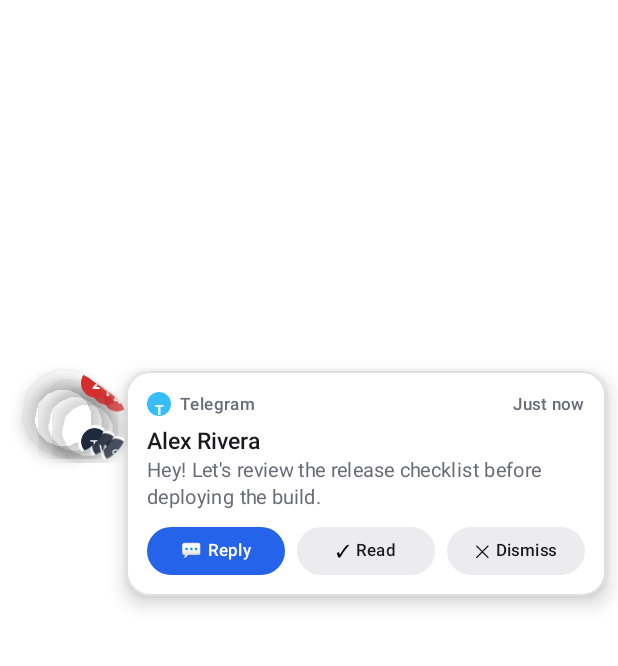
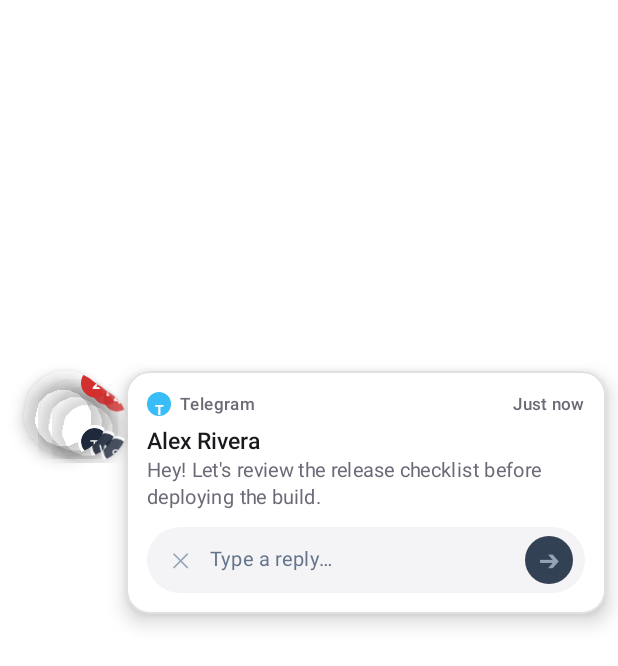
Before and after one commit to ahmadfaraznazar/notification-bubble-app, an Android app built with Jetpack Compose: the composable BubbleOverlayContent shown on its own in the app's theme, after a tap on an icon or button, on a phone screen of 412 x 824 dp. Shown: the top 666 px of the screen. Run offline under Robolectric (Android 15) with nearby library versions, the phone set to English and light mode, and no system bars; 8 statements that could not run were skipped; 1 other tap on this screen came first.

Commit message:
Feature: add inline quick reply molecule and remote input action dispatcher

```diff
--- /dev/null
+++ b/app/src/main/java/com/bubble/ui/molecules/QuickReplyInput.kt
@@ -0,0 +1,139 @@
+package com.bubble.ui.molecules
+
+import androidx.compose.foundation.background
+import androidx.compose.foundation.clickable
+import androidx.compose.foundation.layout.Arrangement
+import androidx.compose.foundation.layout.Box
+import androidx.compose.foundation.layout.Row
+import androidx.compose.foundation.layout.Spacer
+import androidx.compose.foundation.layout.fillMaxWidth
+import androidx.compose.foundation.layout.height
+import androidx.compose.foundation.layout.padding
+import androidx.compose.foundation.layout.size
+import androidx.compose.foundation.layout.width
+import androidx.compose.foundation.shape.CircleShape
+import androidx.compose.foundation.shape.RoundedCornerShape
+import androidx.compose.foundation.text.BasicTextField
+import androidx.compose.foundation.text.KeyboardActions
+import androidx.compose.foundation.text.KeyboardOptions
+import androidx.compose.material3.Surface
+import androidx.compose.material3.Text
+import androidx.compose.runtime.Composable
+import androidx.compose.runtime.getValue
+import androidx.compose.runtime.mutableStateOf
+import androidx.compose.runtime.remember
+import androidx.compose.runtime.setValue
+import androidx.compose.ui.Alignment
+import androidx.compose.ui.Modifier
+import androidx.compose.ui.draw.clip
+import androidx.compose.ui.graphics.Color
+import androidx.compose.ui.graphics.SolidColor
+import androidx.compose.ui.semantics.contentDescription
+import androidx.compose.ui.semantics.semantics
+import androidx.compose.ui.text.TextStyle
+import androidx.compose.ui.text.font.FontWeight
+import androidx.compose.ui.text.input.ImeAction
+import androidx.compose.ui.unit.dp
+import androidx.compose.ui.unit.sp
+import com.bubble.ui.theme.BubbleTheme
+
+/**
+ * Interactive Molecule providing an inline text input field with direct Send dispatch.
+ */
+@Composable
+fun QuickReplyInput(
+    onSendReply: (String) -> Unit,
+    onCancel: () -> Unit,
+    modifier: Modifier = Modifier
+) {
+    var text by remember { mutableStateOf("") }
+    val isSendEnabled = text.isNotBlank()
+
+    Surface(
+        shape = RoundedCornerShape(24.dp),
+        color = BubbleTheme.colors.surfaceOverlayVariant,
+        modifier = modifier
+            .fillMaxWidth()
+            .height(44.dp)
+    ) {
+        Row(
+            modifier = Modifier
+                .fillMaxWidth()
+                .padding(horizontal = 8.dp),
+            verticalAlignment = Alignment.CenterVertically
+        ) {
+            // Cancel button
+            Box(
+                modifier = Modifier
+                    .size(28.dp)
+                    .clip(CircleShape)
+                    .clickable(onClick = onCancel)
+                    .semantics { contentDescription = "Cancel reply" },
+                contentAlignment = Alignment.Center
+            ) {
+                Text(text = "✕", color = Color(0xFF94A3B8), fontSize = 13.sp)
+            }
+
+            Spacer(modifier = Modifier.width(6.dp))
+
+            // Text Input Box
+            Box(
+                modifier = Modifier.weight(1f),
+                contentAlignment = Alignment.CenterStart
+            ) {
+                if (text.isEmpty()) {
+                    Text(
+                        text = "Type a reply…",
+                        color = Color(0xFF64748B),
+                        fontSize = 13.sp
+                    )
+                }
+
+                BasicTextField(
+                    value = text,
+                    onValueChange = { text = it },
+                    singleLine = true,
+                    textStyle = TextStyle(
+                        color = BubbleTheme.colors.onSurfaceOverlay,
+                        fontSize = 13.sp,
+                        fontWeight = FontWeight.Normal
+                    ),
+                    cursorBrush = SolidColor(Color(0xFF38BDF8)),
+                    keyboardOptions = KeyboardOptions(imeAction = ImeAction.Send),
+                    keyboardActions = KeyboardActions(
+                        onSend = {
+                            if (isSendEnabled) {
+                                onSendReply(text.trim())
+                                text = ""
+                            }
+                        }
+                    ),
+                    modifier = Modifier.fillMaxWidth()
+                )
+            }
+
+            Spacer(modifier = Modifier.width(6.dp))
+
+            // Send Button
+            Box(
+                modifier = Modifier
+                    .size(32.dp)
+                    .clip(CircleShape)
+                    .background(if (isSendEnabled) Color(0xFF2563EB) else Color(0xFF334155))
+                    .clickable(enabled = isSendEnabled) {
+                        onSendReply(text.trim())
+                        text = ""
+                    }
+                    .semantics { contentDescription = "Send quick reply" },
+                contentAlignment = Alignment.Center
+            ) {
+                Text(
+                    text = "➔",
+                    color = if (isSendEnabled) Color.White else Color(0xFF94A3B8),
+                    fontSize = 14.sp,
+                    fontWeight = FontWeight.Bold
+                )
+            }
+        }
+    }
+}
--- a/app/src/main/java/com/bubble/ui/organisms/NotificationPreviewCard.kt
+++ b/app/src/main/java/com/bubble/ui/organisms/NotificationPreviewCard.kt
@@ -23,6 +23,10 @@ import androidx.compose.foundation.shape.RoundedCornerShape
 import androidx.compose.material3.Surface
 import androidx.compose.material3.Text
 import androidx.compose.runtime.Composable
+import androidx.compose.runtime.getValue
+import androidx.compose.runtime.mutableStateOf
+import androidx.compose.runtime.remember
+import androidx.compose.runtime.setValue
 import androidx.compose.ui.Alignment
 import androidx.compose.ui.Modifier
 import androidx.compose.ui.draw.clip
@@ -36,6 +40,7 @@ import androidx.compose.ui.unit.dp
 import androidx.compose.ui.unit.sp
 import com.bubble.domain.model.NotificationMessage
 import com.bubble.ui.interaction.SpringMotion
+import com.bubble.ui.molecules.QuickReplyInput
 import com.bubble.ui.theme.BubbleDimensions
 import com.bubble.ui.theme.BubbleTheme
 import java.text.SimpleDateFormat
@@ -45,20 +50,22 @@ import java.util.Locale
 /**
  * Organism representing the expanded floating notification preview card.
  * Anchored adjacent to the resting bubble, offering glanceable reading,
- * tap-to-unmask privacy protection, and immediate action buttons.
+ * tap-to-unmask privacy protection, and inline QuickReplyInput.
  */
 @Composable
 fun NotificationPreviewCard(
     notification: NotificationMessage?,
     isVisible: Boolean,
     isUnmasked: Boolean,
-    onReplyClick: () -> Unit,
+    onSendReply: (String) -> Unit,
     onMarkAsReadClick: () -> Unit,
     onDismissClick: () -> Unit,
     onToggleUnmask: () -> Unit,
     modifier: Modifier = Modifier,
     isAnchoredToRight: Boolean = false
 ) {
+    var isReplying by remember { mutableStateOf(false) }
+
     AnimatedVisibility(
         visible = isVisible && notification != null,
         enter = fadeIn() + scaleIn(
@@ -102,7 +109,6 @@ fun NotificationPreviewCard(
                     modifier = Modifier.fillMaxWidth(),
                     verticalAlignment = Alignment.CenterVertically
                 ) {
-                    // Mini App Source Indicator
                     Box(
                         modifier = Modifier
                             .size(16.dp)
@@ -179,7 +185,18 @@ fun NotificationPreviewCard(
 
                 Spacer(modifier = Modifier.height(12.dp))
 
-                // 4. Footer Actions Row
+                // 4. Footer: QuickReplyInput or Action Buttons Row
+                if (isReplying) {
+                    QuickReplyInput(
+                        onSendReply = { text ->
+                            onSendReply(text)
+                            isReplying = false
+                        },
+                        onCancel = {
+                            isReplying = false
+                        }
+                    )
+                } else {
                     Row(
                         modifier = Modifier.fillMaxWidth(),
                         horizontalArrangement = Arrangement.spacedBy(8.dp),
@@ -189,7 +206,7 @@ fun NotificationPreviewCard(
                             CardActionButton(
                                 label = "Reply",
                                 icon = "💬",
-                            onClick = onReplyClick,
+                                onClick = { isReplying = true },
                                 isPrimary = true,
                                 modifier = Modifier.weight(1f)
                             )
@@ -210,6 +227,7 @@ fun NotificationPreviewCard(
                             isPrimary = false,
                             modifier = Modifier.weight(1f)
                         )
+                    }
                 }
             }
         }
```
Also changed, not shown: app/src/main/java/com/bubble/service/action/NotificationActionDispatcher.kt (added, +95 -0 lines), app/src/main/java/com/bubble/service/listener/BubbleNotificationListenerService.kt (+11 -2 lines), app/src/main/java/com/bubble/ui/overlay/BubbleOverlayContent.kt (+12 -2 lines), 3 other files. Lines whose indentation alone changed are shown as unchanged.
